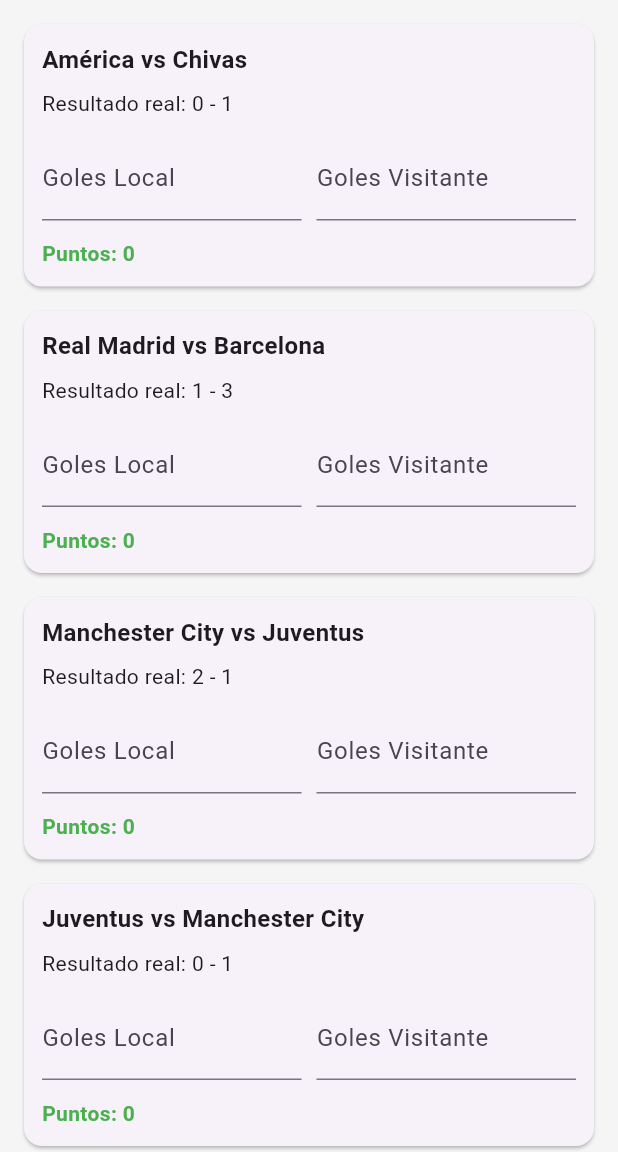
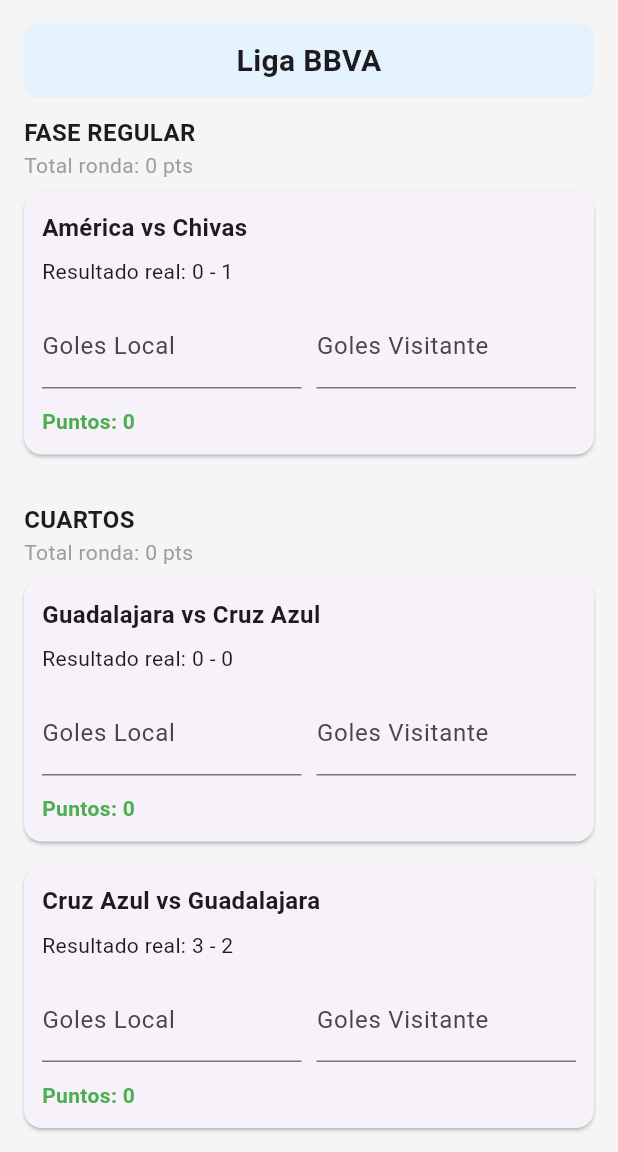
Before and after one commit to Leonnomar/pronosbrous-app, a Flutter app: the screen it shows after launch, on a phone screen of 412 x 824 dp, the part 84-1236 px from its top. Run offline on Flutter 3.47's test engine with Material 3 defaults, Android fonts, the phone set to English and light mode, and no system bars.

Commit message:
Separando los partidos por torneos o ligas y asimismo poniendo la fase que es

```diff
--- a/lib/main.dart
+++ b/lib/main.dart
@@ -60,6 +60,7 @@
 
   final List<Partido> partidos = [
     Partido(
+      torneo: "Liga BBVA",
       equipoLocal: "América",
       equipoVisitante: "Chivas",
       golesLocal: 0,
@@ -67,6 +68,7 @@
       fase: "Jornada 6",
     ),
     Partido(
+      torneo: "La Liga",
       equipoLocal: "Real Madrid",
       equipoVisitante: "Barcelona",
       golesLocal: 1,
@@ -74,6 +76,7 @@
       fase: "Jornada 28",
     ),
     Partido(
+      torneo: "Champions League",
       equipoLocal: "Manchester City",
       equipoVisitante: "Juventus",
       golesLocal: 2,
@@ -84,6 +87,7 @@
       esVuelta: false,
     ),
     Partido(
+      torneo: "Champions League",
       equipoLocal: "Juventus",
       equipoVisitante: "Manchester City",
       golesLocal: 0,
@@ -95,6 +99,7 @@
       fueAPenales: false,
     ),
     Partido(
+      torneo: "Champions League",
       equipoLocal: "PSG",
       equipoVisitante: "Inter",
       golesLocal: 5,
@@ -106,6 +111,7 @@
 
     ),
     Partido(
+      torneo: "CONCACAF Champions Cup",
       equipoLocal: "LAFC",
       equipoVisitante: "Tigres",
       golesLocal: 1,
@@ -116,6 +122,7 @@
       esVuelta: false,
     ),
     Partido(
+      torneo: "CONCACAF Champions Cup",
       equipoLocal: "Tigres",
       equipoVisitante: "LAFC",
       golesLocal: 0,
@@ -127,6 +134,7 @@
       fueAPenales: false,
     ),
     Partido(
+      torneo: "Liga BBVA",
       equipoLocal: "Guadalajara",
       equipoVisitante: "Cruz Azul",
       golesLocal: 0,
@@ -137,6 +145,7 @@
       esVuelta: false,
     ),
     Partido(
+      torneo: "Liga BBVA",
       equipoLocal: "Cruz Azul",
       equipoVisitante: "Guadalajara",
       golesLocal: 3,
@@ -408,6 +417,18 @@
 
   @override
   Widget build(BuildContext context) {
+    // Torneo -> Ronda -> Lista de índices
+    Map<String, Map<RondaEliminatoria?, List<int>>> estructura = {};
+
+    for (int i = 0; i < partidos.length; i++) {
+      final partido = partidos[i];
+
+      estructura.putIfAbsent(partido.torneo, () => {});
+      estructura[partido.torneo]!
+          .putIfAbsent(partido.ronda, () => []);
+
+      estructura[partido.torneo]![partido.ronda]!.add(i);
+    }
     return Scaffold(
       appBar: AppBar(
         title: const Text("PronósBrous ⚽"),
@@ -415,16 +436,89 @@
         foregroundColor: Colors.green,
         elevation: 1,
       ),
-      body: ListView.builder(
+      body: ListView(
         padding: const EdgeInsets.all(16),
-        itemCount: partidos.length,
-        itemBuilder: (context, index) {
+        children: estructura.entries.map((torneoEntry) {
+
+          final torneo = torneoEntry.key;
+          final rondas = torneoEntry.value;
+
+          return Column(
+            crossAxisAlignment: CrossAxisAlignment.start,
+            children: [
+              Container(
+                width: double.infinity,
+                padding: const EdgeInsets.symmetric(vertical:10),
+                decoration: BoxDecoration(
+                  color: Colors.blue[50],
+                  borderRadius: BorderRadius.circular(8),
+                ),
+                child: Column(
+                  children: [
+                    Text(
+                      torneo,
+                      textAlign: TextAlign.center,
+                      style: const TextStyle(
+                        fontSize: 20,
+                        fontWeight: FontWeight.bold,
+                      )
+                    ),
+                  ],
+                ),
+              ),
+
+              const SizedBox(height: 12),
+
+              ...rondas.entries.map((rondaEntry) {
+
+                final ronda = rondaEntry.key;
+                final indices = rondaEntry.value;
+
+                int totalRonda = 0;
+                for (var i in indices) {
+                  totalRonda += puntosUsuario[i];
+                }
+
+                return Column(
+                  crossAxisAlignment: CrossAxisAlignment.start,
+                  children: [
+
+                    Text(
+                      ronda?.name.toUpperCase() ?? "FASE REGULAR",
+                      style: const TextStyle(
+                        fontSize: 16,
+                        fontWeight: FontWeight.w600,
+                      ),
+                    ),
+
+                    Text(
+                      "Total ronda: $totalRonda pts",
+                      style: const TextStyle(
+                        color: Colors.grey,
+                      ),
+                    ),
+
+                    const SizedBox (height: 8),
+
+                    ...indices.map((i) => buildPartidoCard(i)).toList(),
+
+                    const SizedBox(height: 16),
+                  ],
+                );
+              }).toList(),
+            ],
+          );
+        }).toList(),
+      ),
+    );
+  }
+
+  Widget buildPartidoCard(int index) {
+
     final partido = partidos[index];
-
-          bool mostrarPenales = debeMostrarPenales(index);
+    final mostrarPenales = debeMostrarPenales(index);
 
     String? clasificadoPredicho;
-
     if (partido.serieId != null) {
       clasificadoPredicho = obtenerClasificadoPredicho(partido.serieId!);
     }
@@ -440,7 +534,7 @@
               "${partido.equipoLocal} vs ${partido.equipoVisitante}",
               style: const TextStyle(
                 fontWeight: FontWeight.bold,
-                      fontSize: 16
+                fontSize: 16,
               ),
             ),
 
@@ -595,8 +689,5 @@
         ),
       ),
     );
-        },
-      ),
-    );
   }
 }
--- a/lib/models/partido.dart
+++ b/lib/models/partido.dart
@@ -14,6 +14,7 @@
 }
 
 class Partido {
+    final String torneo;
     final String equipoLocal;
     final String equipoVisitante;
     //final DateTime fecha;
@@ -29,6 +30,7 @@
     final String? ganadorPenalesReal;
 
     Partido({
+        required this.torneo,
         required this.equipoLocal,
         required this.equipoVisitante,
 
```
Lines whose indentation alone changed are shown as unchanged.
